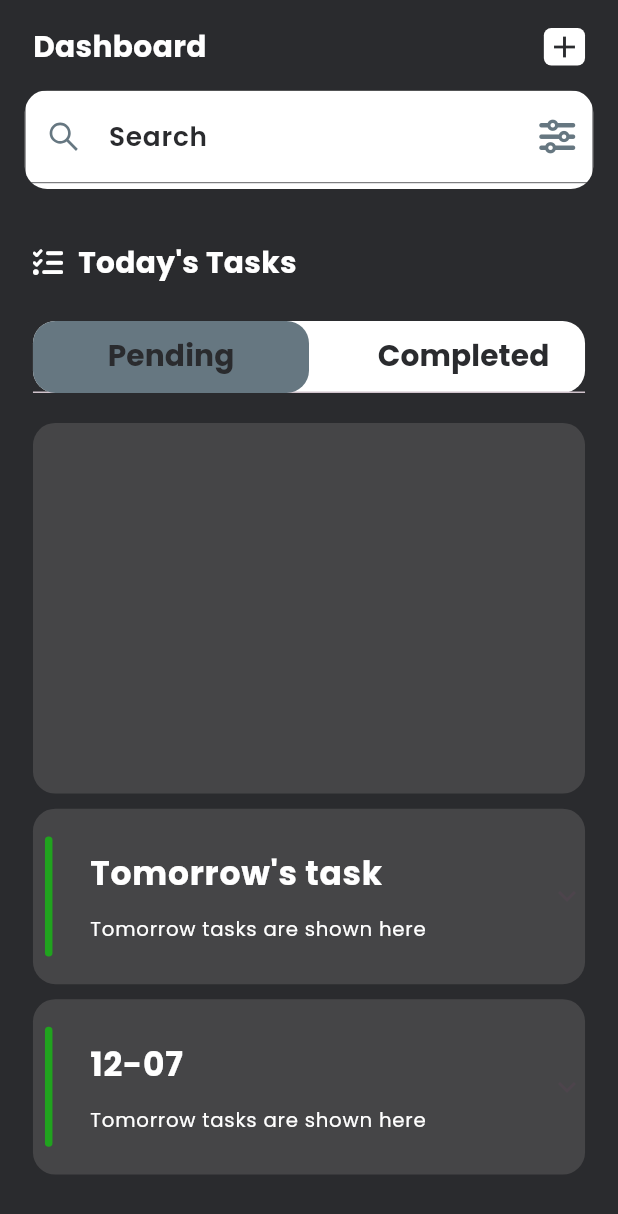
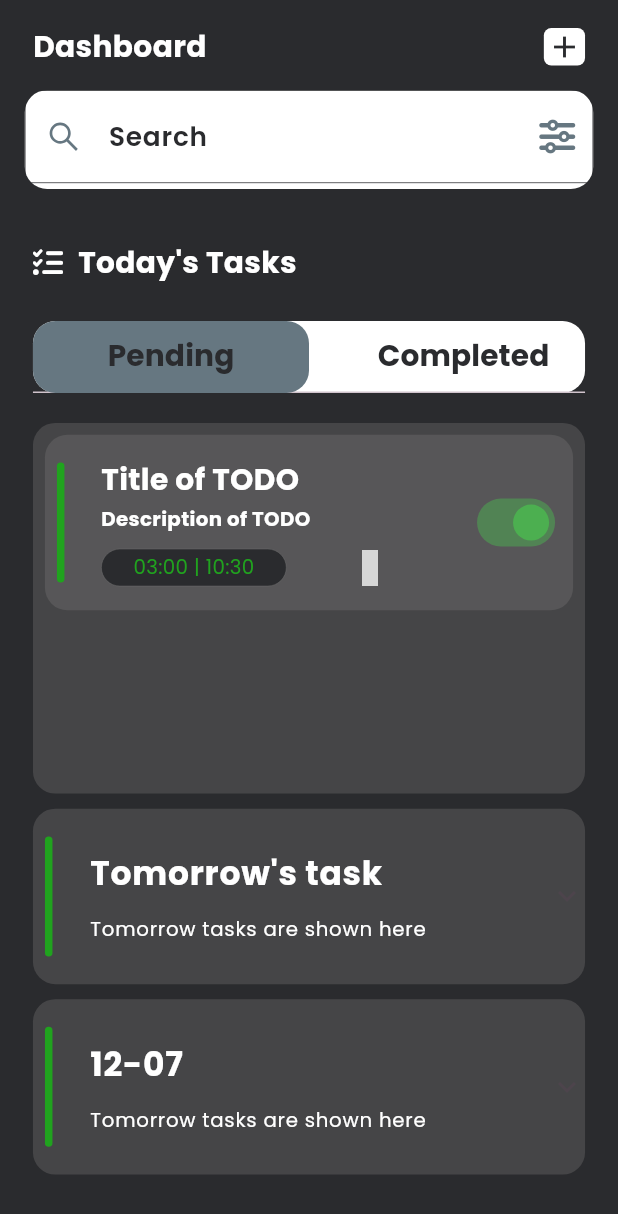
Before and after one commit to abdGhost/todo_riverpod, a Flutter app: the screen it shows after launch, on a phone screen of 412 x 824 dp. Shown: the top 1214 px of the screen. Run offline on Flutter 3.47's test engine with Material 3 defaults, Android fonts, the phone set to English and light mode, and no system bars; our stand-ins replace country_picker, flutter_screenutil, flutter_vector_icons, google_fonts, hooks_riverpod, pinput and 1 more; grey boxes are pictures that could not be loaded.

Commit message:
worked on todo_tiles

```diff
--- a/lib/feature/todo/pages/home_screen.dart
+++ b/lib/feature/todo/pages/home_screen.dart
@@ -9,6 +9,7 @@ import 'package:todo_app_riverpod/common/widgets/height_spacer.dart';
 import 'package:todo_app_riverpod/common/widgets/reuseable_text.dart';
 import 'package:todo_app_riverpod/common/widgets/width_spacer.dart';
 import 'package:todo_app_riverpod/common/widgets/xpansion_tile.dart';
+import 'package:todo_app_riverpod/feature/todo/widgets/todo_tiles.dart';
 
 class HomeScreen extends ConsumerStatefulWidget {
   const HomeScreen({super.key});
@@ -171,6 +172,19 @@ class _HomeScreenState extends ConsumerState<HomeScreen>
                       Container(
                         color: AppConst.kBKLight,
                         height: AppConst.kHeight * 0.3,
+                        child: ListView(
+                          children: [
+                            TodoTiles(
+                              start: '03:00',
+                              end: '10:30',
+                              switcher: Switch(
+                                value: true,
+                                activeColor: Colors.green,
+                                onChanged: (value) {},
+                              ),
+                            ),
+                          ],
+                        ),
                       ),
                       Container(
                         color: AppConst.kGreen,
--- /dev/null
+++ b/lib/feature/todo/widgets/todo_tiles.dart
@@ -0,0 +1,142 @@
+import 'package:flutter/material.dart';
+import 'package:flutter_screenutil/flutter_screenutil.dart';
+import 'package:flutter_vector_icons/flutter_vector_icons.dart';
+import 'package:todo_app_riverpod/common/widgets/app_style.dart';
+import 'package:todo_app_riverpod/common/widgets/constant.dart';
+import 'package:todo_app_riverpod/common/widgets/height_spacer.dart';
+import 'package:todo_app_riverpod/common/widgets/reuseable_text.dart';
+import 'package:todo_app_riverpod/common/widgets/width_spacer.dart';
+
+class TodoTiles extends StatelessWidget {
+  final Color? color;
+  final String? title;
+  final String? description;
+  final String? start;
+  final String? end;
+  final Widget? editWidget;
+  final void Function()? delete;
+  final Widget? switcher;
+  const TodoTiles({
+    super.key,
+    this.color,
+    this.title,
+    this.description,
+    this.start,
+    this.end,
+    this.editWidget,
+    this.delete,
+    this.switcher,
+  });
+
+  @override
+  Widget build(BuildContext context) {
+    return Padding(
+      padding: EdgeInsets.all(8.h),
+      child: Stack(
+        children: [
+          Container(
+            padding: EdgeInsets.all(8.h),
+            width: AppConst.kWidth,
+            decoration: BoxDecoration(
+                color: AppConst.kBKLight,
+                borderRadius: BorderRadius.circular(AppConst.kRadius)),
+            child: Row(
+              mainAxisAlignment: MainAxisAlignment.spaceBetween,
+              children: [
+                Row(
+                  children: [
+                    Container(
+                      width: 5,
+                      height: 80,
+                      decoration: BoxDecoration(
+                        borderRadius:
+                            BorderRadius.all(Radius.circular(AppConst.kRadius)),
+                        //  TODO Change into dynamic color
+                        color: color ?? AppConst.kGreen,
+                      ),
+                    ),
+                    WidthSpacer(wdith: 15.w),
+                    Padding(
+                      padding: EdgeInsets.all(8.h),
+                      child: SizedBox(
+                        width: AppConst.kWidth * 0.5,
+                        child: Column(
+                          crossAxisAlignment: CrossAxisAlignment.start,
+                          children: [
+                            ReuseableText(
+                              text: title ?? 'Title of TODO',
+                              style: appStyle(
+                                18,
+                                AppConst.kLight,
+                                FontWeight.bold,
+                              ),
+                            ),
+                            const HeightSpacer(hieght: 3),
+                            ReuseableText(
+                              text: description ?? 'Description of TODO',
+                              style: appStyle(
+                                12,
+                                AppConst.kLight,
+                                FontWeight.bold,
+                              ),
+                            ),
+                            const HeightSpacer(hieght: 10),
+                            Row(
+                              mainAxisAlignment: MainAxisAlignment.start,
+                              children: [
+                                Container(
+                                  width: AppConst.kWidth * 0.3,
+                                  height: 25.h,
+                                  decoration: BoxDecoration(
+                                    border: Border.all(
+                                      width: 0.3,
+                                      color: AppConst.kGreyDK,
+                                    ),
+                                    borderRadius: BorderRadius.all(
+                                        Radius.circular(AppConst.kRadius)),
+                                    color: AppConst.kBKDark,
+                                  ),
+                                  child: Center(
+                                    child: ReuseableText(
+                                      text: '$start | $end',
+                                      style: appStyle(
+                                        12,
+                                        AppConst.kGreen,
+                                        FontWeight.normal,
+                                      ),
+                                    ),
+                                  ),
+                                ),
+                                WidthSpacer(wdith: 20.w),
+                                Row(
+                                  children: [
+                                    SizedBox(
+                                      child: editWidget,
+                                    ),
+                                    WidthSpacer(wdith: 20.w),
+                                    GestureDetector(
+                                      onTap: delete,
+                                      child: const Icon(
+                                          MaterialCommunityIcons.delete_circle),
+                                    ),
+                                  ],
+                                ),
+                              ],
+                            )
+                          ],
+                        ),
+                      ),
+                    ),
+                  ],
+                ),
+                Container(
+                  child: switcher,
+                ),
+              ],
+            ),
+          ),
+        ],
+      ),
+    );
+  }
+}
```
